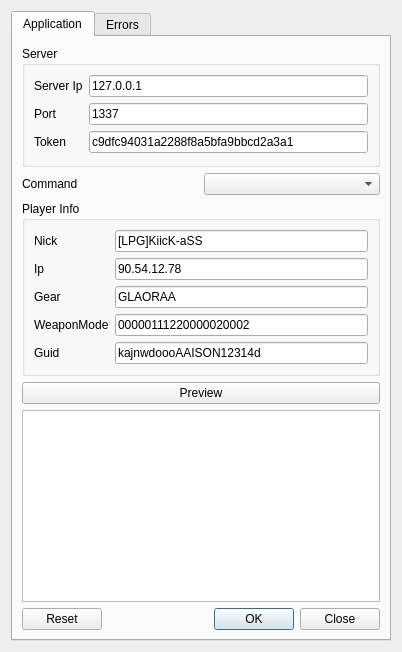
First picture: the form in testapp/dialog.ui, repository nwoki/agatha-server, before the edit.
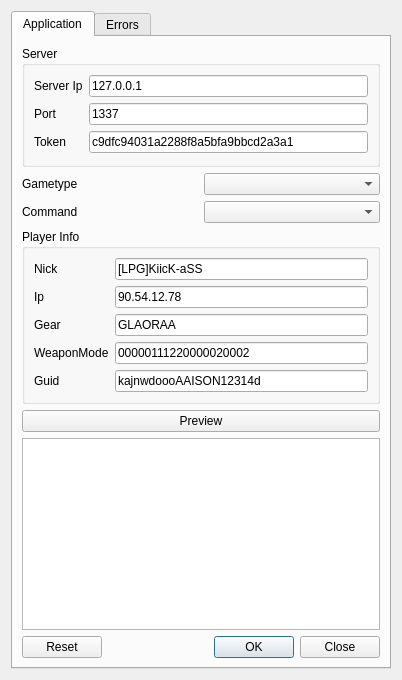
Second picture: the form after the edit.

What changed in the file:
```diff
--- a/testapp/dialog.ui
+++ b/testapp/dialog.ui
@@ -7,7 +7,7 @@
     <x>0</x>
     <y>0</y>
     <width>402</width>
-    <height>579</height>
+    <height>634</height>
    </rect>
   </property>
   <property name="windowTitle">
@@ -96,6 +96,20 @@
          </layout>
         </widget>
        </item>
+       <item>
+        <layout class="QHBoxLayout" name="horizontalLayout_2">
+         <item>
+          <widget class="QLabel" name="label_10">
+           <property name="text">
+            <string>Gametype</string>
+           </property>
+          </widget>
+         </item>
+         <item>
+          <widget class="QComboBox" name="gametypeCombobox"/>
+         </item>
+        </layout>
+       </item>
        <item>
         <layout class="QHBoxLayout" name="horizontalLayout">
          <item>
```
